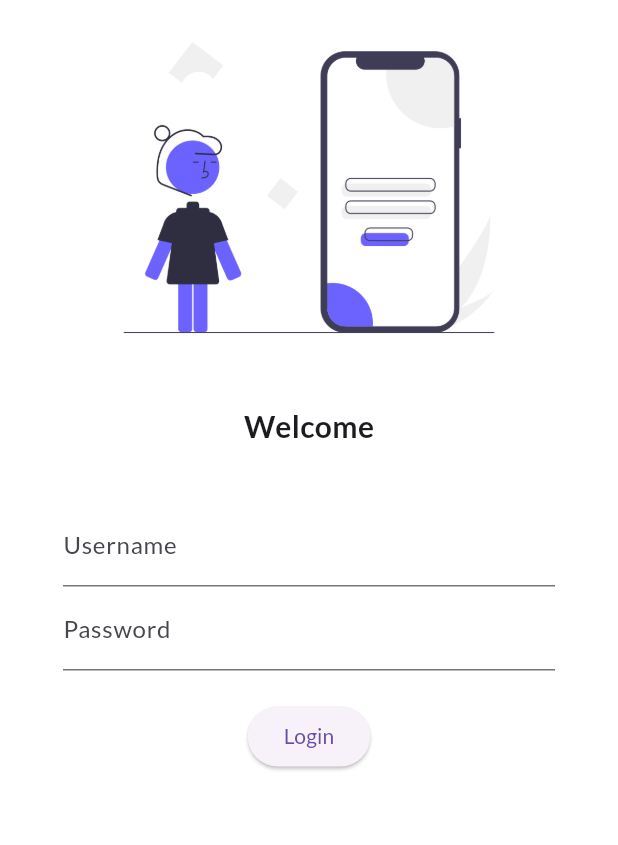
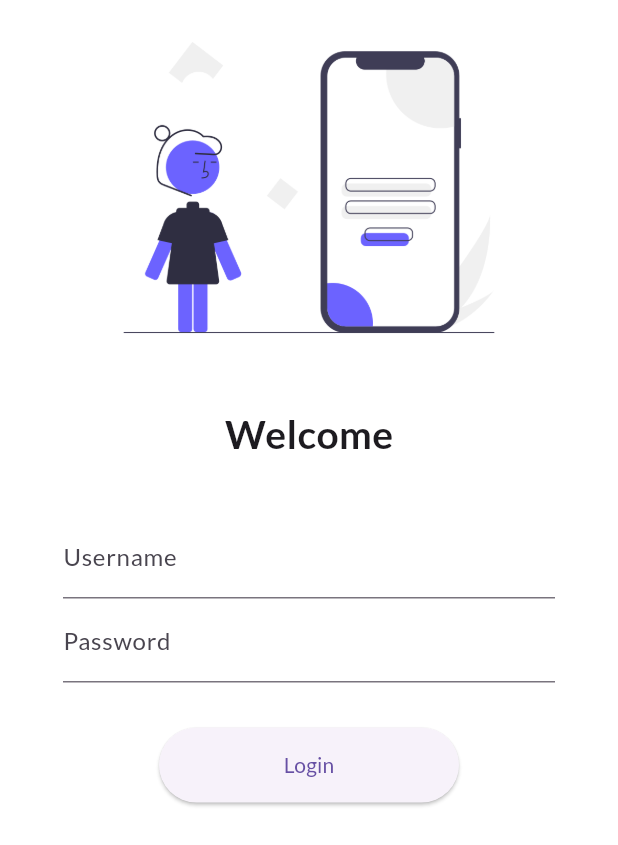
Before and after one commit to C0derX/my_project, a Flutter app: the screen it shows after launch, on a phone screen of 412 x 824 dp. Shown: the top 845 px of the screen. Run offline on Flutter 3.47's test engine with Material 3 defaults, Android fonts, the phone set to English and light mode, and no system bars; our stand-ins replace google_fonts.

Commit message:
Day5 changes commit for navigation

```diff
--- a/lib/main.dart
+++ b/lib/main.dart
@@ -2,6 +2,7 @@ import 'package:flutter/material.dart';
 import 'package:google_fonts/google_fonts.dart';
 import 'package:my_project/pages/home_page.dart';
 import 'package:my_project/pages/login_page.dart';
+import 'package:my_project/utils/routes.dart';
 
 void main() {
   runApp(MyApp());
@@ -17,8 +18,8 @@ class MyApp extends StatelessWidget {
         initialRoute: "/",
         routes: {
           "/": (context) => LoginPage(),
-          "/home": (context) => HomePage(),
-          "/Login": (context) => LoginPage(),
+          MyRoutes.homeRoute: (context) => HomePage(),
+          MyRoutes.loginRoute: (context) => LoginPage(),
         });
   }
 }
--- a/lib/pages/login_page.dart
+++ b/lib/pages/login_page.dart
@@ -1,11 +1,13 @@
 import 'package:flutter/material.dart';
+import 'package:my_project/utils/routes.dart';
 
 class LoginPage extends StatelessWidget {
   @override
   Widget build(BuildContext context) {
     return Material(
         color: Colors.white,
-        child: Column(
+        child: SingleChildScrollView(
+            child: Column(
           children: [
             Image.asset(
               'assets/images/login.png',
@@ -19,7 +21,7 @@ class LoginPage extends StatelessWidget {
             Text(
               "Welcome",
               style: TextStyle(
-                fontSize: 20,
+                fontSize: 26,
                 fontWeight: FontWeight.bold,
               ),
             ),
@@ -36,19 +38,23 @@ class LoginPage extends StatelessWidget {
                   TextFormField(
                       obscureText: true,
                       decoration: InputDecoration(
-                          hintText: "Enter Password", labelText: "Password")),
+                        hintText: "Enter Password",
+                        labelText: "Password",
+                      )),
                   SizedBox(
-                    height: 20,
+                    height: 30,
                   ),
                   ElevatedButton(
-                    onPressed: () {},
+                    onPressed: () {
+                      Navigator.pushNamed(context, MyRoutes.homeRoute);
+                    },
                     child: Text("Login"),
-                    style: TextButton.styleFrom(),
+                    style: TextButton.styleFrom(minimumSize: Size(200, 50)),
                   )
                 ],
               ),
             )
           ],
-        ));
+        )));
   }
 }
--- /dev/null
+++ b/lib/utils/routes.dart
@@ -0,0 +1,4 @@
+class MyRoutes {
+  static String loginRoute = "/";
+  static String homeRoute = "/home";
+}
--- a/pubspec.yaml
+++ b/pubspec.yaml
@@ -57,7 +57,7 @@ flutter:
   # The following line ensures that the Material Icons font is
   # included with your application, so that you can use the icons in
   # the material Icons class.
-  #uses-material-design: true
+  uses-material-design: true
 
   # To add assets to your application, add an assets section, like this:
   assets:
```
Also changed, not shown: 1 other file.
